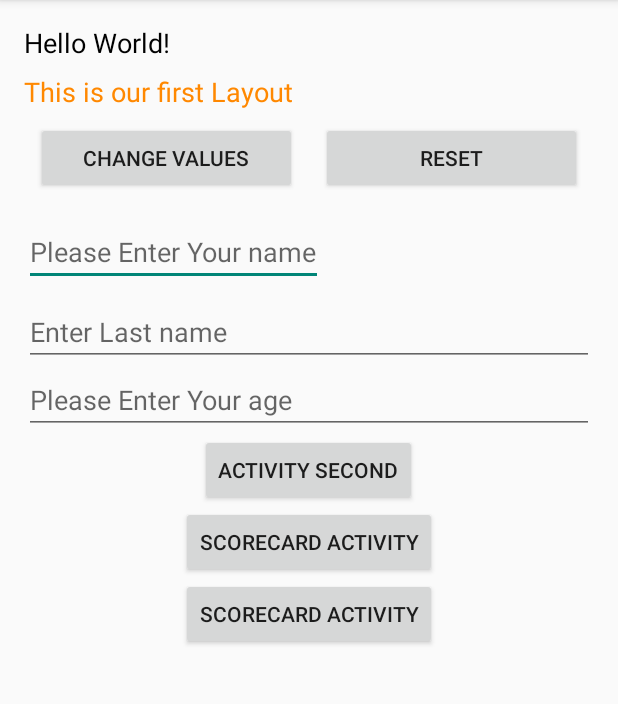
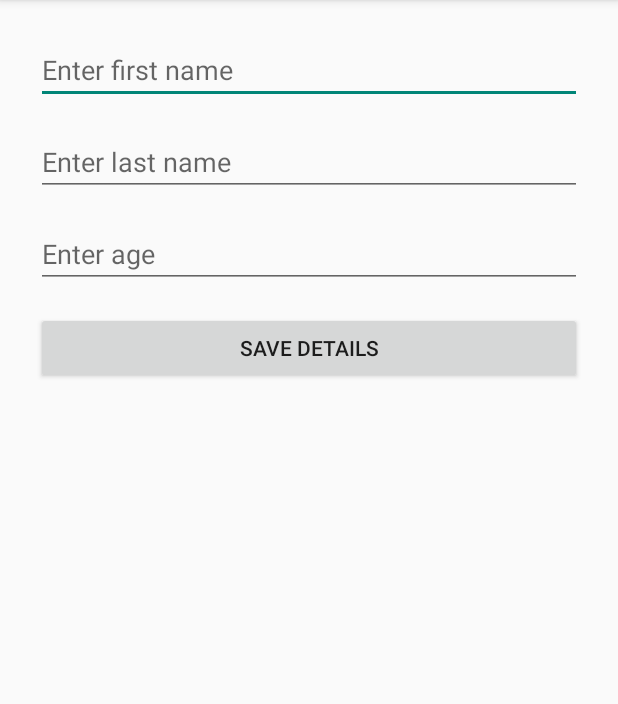
Before and after one commit to mkndmail/AndroidTraining, an Android app: the screen it shows after launch (MainActivity before the commit, StudentRecordActivity after it), on a phone screen of 412 x 824 dp, the part 84-788 px from its top. Run offline under Robolectric (Android 15) with nearby library versions, the phone set to English and light mode, and no system bars.

```diff
--- a/app/src/main/java/com/example/layoutdesigns/AddNameActivity.java
+++ b/app/src/main/java/com/example/layoutdesigns/AddNameActivity.java
@@ -7,6 +7,7 @@ import android.content.SharedPreferences;
 import android.os.Bundle;
 import android.widget.Button;
 import android.widget.EditText;
+import android.widget.LinearLayout;
 
 public class AddNameActivity extends AppCompatActivity {
     private EditText edt_name,
@@ -14,8 +15,9 @@ public class AddNameActivity extends AppCompatActivity {
             edt_mobile_number,
             edt_age;
     private Button btn_save_details;
-    SharedPreferences sharedPreferences;
-    SharedPreferences.Editor editor;
+
+    private SharedPreferences sharedPreferences;
+    private SharedPreferences.Editor editor;
 
     @Override
     protected void onCreate(Bundle savedInstanceState) {
--- /dev/null
+++ b/app/src/main/java/com/example/layoutdesigns/SharedPreference.java
@@ -0,0 +1,5 @@
+package com.example.layoutdesigns;
+
+public class SharedPreference {
+    public static final String NAME="name";
+}
--- /dev/null
+++ b/app/src/main/java/com/example/layoutdesigns/StudentRecordActivity.java
@@ -0,0 +1,92 @@
+package com.example.layoutdesigns;
+
+import androidx.appcompat.app.AppCompatActivity;
+
+import android.content.ContentValues;
+import android.database.Cursor;
+import android.database.sqlite.SQLiteDatabase;
+import android.os.Bundle;
+import android.provider.BaseColumns;
+import android.view.LayoutInflater;
+import android.view.View;
+import android.widget.Button;
+import android.widget.EditText;
+import android.widget.LinearLayout;
+import android.widget.TextView;
+
+import com.example.layoutdesigns.contract.StudentContract;
+import com.example.layoutdesigns.contract.StudentRecordHelper;
+
+public class StudentRecordActivity extends AppCompatActivity {
+    private EditText edtStudentName;
+    private EditText edtStudentLastName;
+    private EditText edtStudentAge;
+    private Button btnSaveDetails;
+    private StudentRecordHelper studentRecordHelper;
+    private SQLiteDatabase sqLiteDatabase;
+    private LinearLayout llStudents;
+
+    @Override
+    protected void onCreate(Bundle savedInstanceState) {
+        super.onCreate(savedInstanceState);
+        setContentView(R.layout.activity_student_record);
+        edtStudentName = findViewById(R.id.edt_student_name);
+        edtStudentLastName = findViewById(R.id.edt_student_last_name);
+        edtStudentAge = findViewById(R.id.edt_student_age);
+        btnSaveDetails = findViewById(R.id.btn_save_details);
+        llStudents = findViewById(R.id.ll_students);
+        studentRecordHelper = new StudentRecordHelper(this);
+        sqLiteDatabase = studentRecordHelper.getWritableDatabase();
+        btnSaveDetails.setOnClickListener(v -> {
+            ContentValues values = new ContentValues();
+            values.put(StudentContract.StudentEntry.COLUMN_STUDENT_NAME, edtStudentName.getText().toString());
+            values.put(StudentContract.StudentEntry.COLUMN_STUDENT_LAST_NAME, edtStudentLastName.getText().toString());
+            values.put(StudentContract.StudentEntry.COLUMN_STUDENT_AGE, edtStudentAge.getText().toString());
+            long newRowId = sqLiteDatabase.insert(StudentContract.StudentEntry.TABLE_NAME, null, values);
+            clearFields();
+            getValuesFromDatabase();
+        });
+    }
+
+    private void clearFields() {
+        edtStudentName.setText("");
+        edtStudentLastName.setText("");
+        edtStudentAge.setText("");
+    }
+
+    private void getValuesFromDatabase() {
+        String[] projection = {
+                BaseColumns._ID,
+                StudentContract.StudentEntry.COLUMN_STUDENT_NAME,
+                StudentContract.StudentEntry.COLUMN_STUDENT_LAST_NAME
+        };
+        String selection = StudentContract.StudentEntry.COLUMN_STUDENT_AGE + " = ?";
+        String sortOrder =
+                StudentContract.StudentEntry.COLUMN_STUDENT_NAME + " DESC";
+        Cursor cursor = sqLiteDatabase.query(
+                StudentContract.StudentEntry.TABLE_NAME,   // The table to query
+                null,             // The array of columns to return (pass null to get all)
+                null,              // The columns for the WHERE clause
+                null,          // The values for the WHERE clause
+                null,                   // don't group the rows
+                null,                   // don't filter by row groups
+                sortOrder               // The sort order
+        );
+        while (cursor.moveToNext()) {
+            TextView textView = new TextView(this);
+            String name = cursor.getString(cursor.getColumnIndex(StudentContract.StudentEntry.COLUMN_STUDENT_NAME));
+            String lastName = cursor.getString(cursor.getColumnIndex(StudentContract.StudentEntry.COLUMN_STUDENT_LAST_NAME));
+            String age = cursor.getString(cursor.getColumnIndex(StudentContract.StudentEntry.COLUMN_STUDENT_AGE));
+            textView.setText("Name : " + name + " LastName : " + lastName + " Age: " + age);
+            llStudents.addView(textView);
+        }
+        cursor.close();
+    }
+
+    @Override
+    protected void onDestroy() {
+        super.onDestroy();
+        sqLiteDatabase.close();
+        studentRecordHelper.close();
+    }
+}
--- a/app/src/main/java/com/example/layoutdesigns/activities/MainActivity.java
+++ b/app/src/main/java/com/example/layoutdesigns/activities/MainActivity.java
@@ -12,6 +12,7 @@ import android.widget.EditText;
 import android.widget.TextView;
 import android.widget.Toast;
 
+import com.example.layoutdesigns.AddNameActivity;
 import com.example.layoutdesigns.R;
 
 public class MainActivity extends AppCompatActivity {
--- /dev/null
+++ b/app/src/main/java/com/example/layoutdesigns/contract/StudentRecordHelper.java
@@ -0,0 +1,29 @@
+package com.example.layoutdesigns.contract;
+
+import android.content.Context;
+import android.database.sqlite.SQLiteDatabase;
+import android.database.sqlite.SQLiteOpenHelper;
+
+import androidx.annotation.Nullable;
+
+public class StudentRecordHelper extends SQLiteOpenHelper {
+    public static final String DATABASE_NAME = "student_db";
+    public static final int VERSION = 1;
+
+    public StudentRecordHelper(@Nullable Context context) {
+        super(context, DATABASE_NAME, null, VERSION);
+    }
+
+    @Override
+    public void onCreate(SQLiteDatabase db) {
+        db.execSQL(StudentContract.StudentEntry.SQL_CREATE_ENTRIES);
+    }
+
+    @Override
+    public void onUpgrade(SQLiteDatabase db, int oldVersion, int newVersion) {
+        db.execSQL(StudentContract.StudentEntry.SQL_DELETE_ENTRIES);
+        db.execSQL(StudentContract.StudentEntry.SQL_CREATE_ENTRIES);
+    }
+
+
+}
--- /dev/null
+++ b/app/src/main/res/layout/activity_student_record.xml
@@ -0,0 +1,47 @@
+<?xml version="1.0" encoding="utf-8"?>
+<LinearLayout xmlns:android="http://schemas.android.com/apk/res/android"
+    xmlns:app="http://schemas.android.com/apk/res-auto"
+    xmlns:tools="http://schemas.android.com/tools"
+    android:layout_width="match_parent"
+    android:layout_height="match_parent"
+    android:layout_margin="16dp"
+    android:orientation="vertical"
+    tools:context=".AddNameActivity">
+
+    <EditText
+        android:id="@+id/edt_student_name"
+        android:layout_width="match_parent"
+        android:layout_height="wrap_content"
+        android:layout_margin="8dp"
+        android:hint="Enter first name"
+        android:inputType="textPersonName" />
+
+    <EditText
+        android:id="@+id/edt_student_last_name"
+        android:layout_width="match_parent"
+        android:layout_height="wrap_content"
+        android:layout_margin="8dp"
+        android:hint="Enter last name"
+        android:inputType="textPersonName" />
+
+    <EditText
+        android:id="@+id/edt_student_age"
+        android:layout_width="match_parent"
+        android:layout_height="wrap_content"
+        android:layout_margin="8dp"
+        android:inputType="number"
+        android:hint="Enter age"
+        android:maxLength="3" />
+    <Button
+        android:id="@+id/btn_save_details"
+        android:layout_width="match_parent"
+        android:layout_height="wrap_content"
+        android:layout_margin="8dp"
+        android:text="Save Details" />
+
+    <LinearLayout
+        android:id="@+id/ll_students"
+        android:layout_width="match_parent"
+        android:layout_height="wrap_content"
+        android:orientation="vertical"/>
+</LinearLayout>
```
Also changed, not shown: app/src/main/AndroidManifest.xml (+11 -12 lines), app/src/main/java/com/example/layoutdesigns/contract/StudentContract.java (added, +33 -0 lines).
